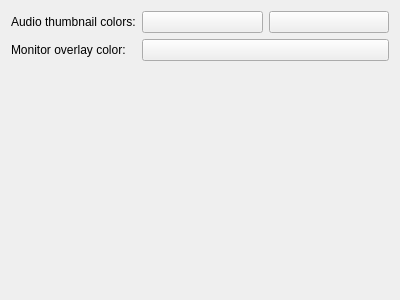
This is src/ui/configcolors_ui.ui in KDE/kdenlive as Qt 5 draws it before an edit. The edited form follows.
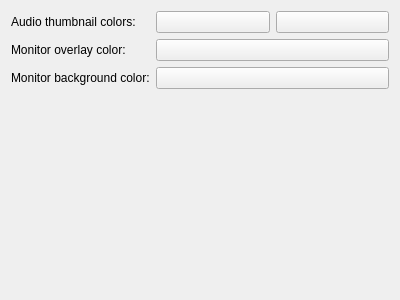
This is the edited form. Custom widgets are drawn as their Qt base class.

Commit message: [Kdenlive Settings] Move Monitor bg color to colors tab

The edit to the form file:
```diff
--- a/src/ui/configcolors_ui.ui
+++ b/src/ui/configcolors_ui.ui
@@ -38,7 +38,7 @@
      </property>
     </widget>
    </item>
-   <item row="3" column="0">
+   <item row="4" column="0">
     <spacer name="verticalSpacer">
      <property name="orientation">
       <enum>Qt::Vertical</enum>
@@ -51,6 +51,16 @@
      </property>
     </spacer>
    </item>
+   <item row="3" column="0">
+    <widget class="QLabel" name="label_monitor_bg">
+     <property name="text">
+      <string>Monitor background color:</string>
+     </property>
+    </widget>
+   </item>
+   <item row="3" column="1">
+    <widget class="KColorButton" name="kcfg_window_background"/>
+   </item>
   </layout>
  </widget>
  <customwidgets>
```
Left out of the diff: 4 changed lines with no effect on the pictures. The commit also changes 2 other files.
